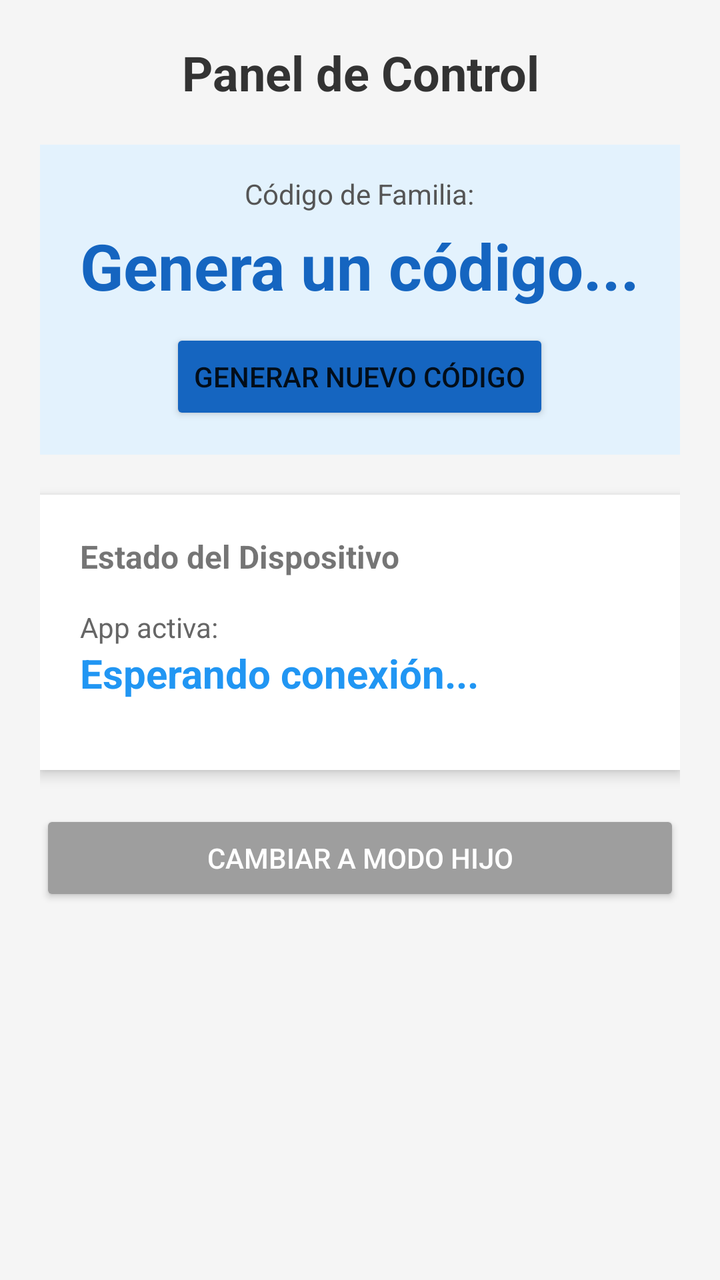
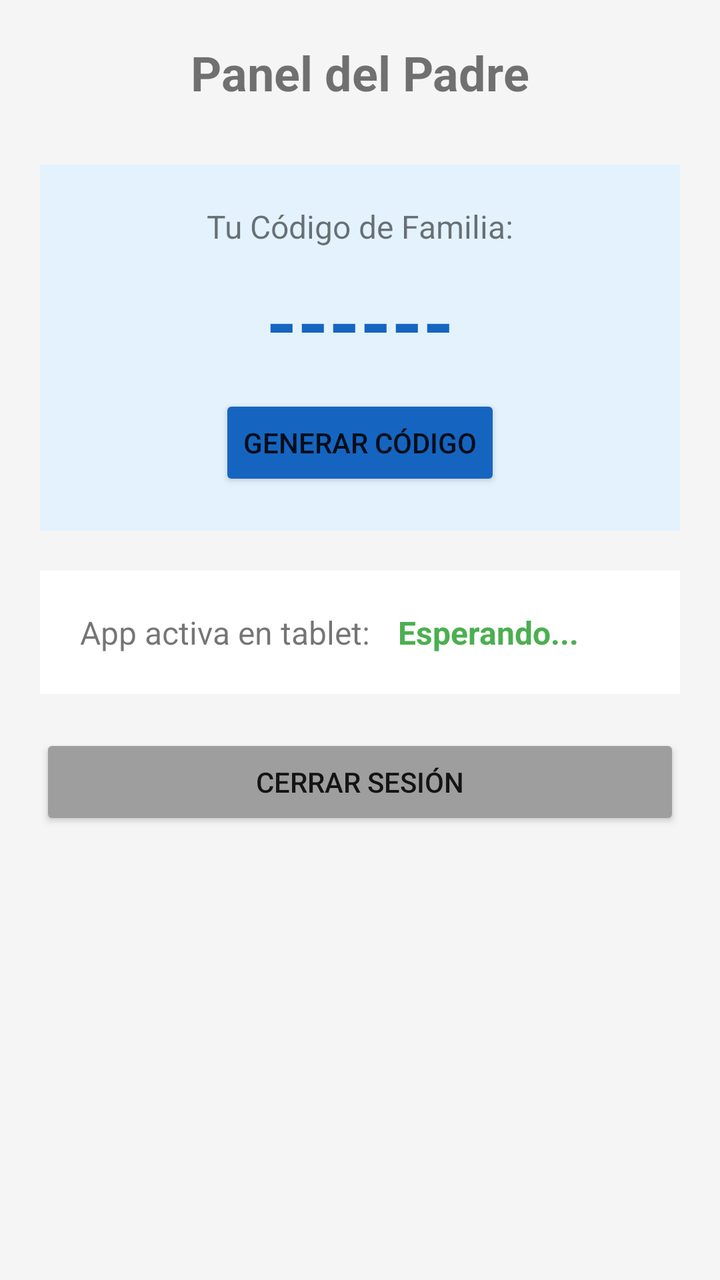

Compare the two renders of this Android layout. The source of the first and the diff that turns it into the second are given below.
<!-- AndroidManifest.xml: application theme AppTheme -->
<!-- res/layout/activity_padre.xml -->
<?xml version="1.0" encoding="utf-8"?>
<LinearLayout xmlns:android="http://schemas.android.com/apk/res/android"
    android:layout_width="match_parent"
    android:layout_height="match_parent"
    android:orientation="vertical"
    android:padding="20dp"
    android:background="#F5F5F5">

    <TextView
        android:layout_width="match_parent"
        android:layout_height="wrap_content"
        android:text="Panel de Control"
        android:textSize="24sp"
        android:textStyle="bold"
        android:textColor="#333333"
        android:gravity="center"
        android:layout_marginBottom="20dp" />

    
    <LinearLayout
        android:layout_width="match_parent"
        android:layout_height="wrap_content"
        android:orientation="vertical"
        android:background="#E3F2FD"
        android:padding="15dp"
        android:layout_marginBottom="20dp"
        android:gravity="center">

        <TextView
            android:layout_width="wrap_content"
            android:layout_height="wrap_content"
            android:text="Código de Familia:"
            android:textSize="14sp"
            android:textColor="#555" />

        <TextView
            android:id="@+id/tv_codigo_familia"
            android:layout_width="wrap_content"
            android:layout_height="wrap_content"
            android:text="Genera un código..."
            android:textSize="32sp"
            android:textStyle="bold"
            android:textColor="#1565C0"
            android:layout_marginTop="5dp" />

        <Button
            android:id="@+id/btn_generar_codigo"
            android:layout_width="wrap_content"
            android:layout_height="wrap_content"
            android:text="Generar Nuevo Código"
            android:layout_marginTop="10dp"
            android:backgroundTint="#1565C0" />
    </LinearLayout>

    
    <LinearLayout
        android:layout_width="match_parent"
        android:layout_height="wrap_content"
        android:orientation="vertical"
        android:background="#FFFFFF"
        android:padding="20dp"
        android:layout_marginBottom="20dp"
        android:elevation="4dp">

        <TextView
            android:layout_width="wrap_content"
            android:layout_height="wrap_content"
            android:text="Estado del Dispositivo"
            android:textSize="16sp"
            android:textStyle="bold"
            android:layout_marginBottom="15dp" />

        <TextView
            android:layout_width="wrap_content"
            android:layout_height="wrap_content"
            android:text="App activa:"
            android:textSize="14sp"
            android:textColor="#666666" />

        <TextView
            android:id="@+id/tv_app_activa"
            android:layout_width="wrap_content"
            android:layout_height="wrap_content"
            android:text="Esperando conexión..."
            android:textSize="20sp"
            android:textStyle="bold"
            android:textColor="#2196F3"
            android:layout_marginBottom="15dp" />
    </LinearLayout>

    <Button
        android:id="@+id/btn_cambiar_rol"
        android:layout_width="match_parent"
        android:layout_height="wrap_content"
        android:text="Cambiar a Modo Hijo"
        android:backgroundTint="#9E9E9E"
        android:textColor="#FFFFFF" />

</LinearLayout>
<!-- resources referenced by this layout -->
<resources>
  <style name="AppTheme" parent="android:Theme.Material.Light.NoActionBar">
          <item name="android:colorPrimary">#6200EE</item>
          <item name="android:colorPrimaryDark">#3700B3</item>
          <item name="android:colorAccent">#03DAC5</item>
      </style>
</resources>

<!-- the commit's change to res/layout/activity_padre.xml (unified diff, before → after) -->
@@ -4,96 +4,79 @@
     android:layout_height="match_parent"
     android:orientation="vertical"
     android:padding="20dp"
-    android:background="#F5F5F5">
+    android:background="#F5F5F5"
+    android:gravity="center_horizontal">
 
     <TextView
-        android:layout_width="match_parent"
+        android:layout_width="wrap_content"
         android:layout_height="wrap_content"
-        android:text="Panel de Control"
+        android:text="Panel del Padre"
         android:textSize="24sp"
         android:textStyle="bold"
-        android:textColor="#333333"
-        android:gravity="center"
-        android:layout_marginBottom="20dp" />
+        android:layout_marginBottom="30dp" />
 
-    
     <LinearLayout
         android:layout_width="match_parent"
         android:layout_height="wrap_content"
         android:orientation="vertical"
         android:background="#E3F2FD"
-        android:padding="15dp"
-        android:layout_marginBottom="20dp"
-        android:gravity="center">
+        android:padding="20dp"
+        android:gravity="center"
+        android:layout_marginBottom="20dp">
 
         <TextView
             android:layout_width="wrap_content"
             android:layout_height="wrap_content"
-            android:text="Código de Familia:"
-            android:textSize="14sp"
-            android:textColor="#555" />
+            android:text="Tu Código de Familia:"
+            android:textSize="16sp" />
 
         <TextView
-            android:id="@+id/tv_codigo_familia"
+            android:id="@+id/tv_codigo"
             android:layout_width="wrap_content"
             android:layout_height="wrap_content"
-            android:text="Genera un código..."
-            android:textSize="32sp"
+            android:text="------"
+            android:textSize="40sp"
             android:textStyle="bold"
             android:textColor="#1565C0"
-            android:layout_marginTop="5dp" />
+            android:layout_margin="10dp" />
 
         <Button
-            android:id="@+id/btn_generar_codigo"
+            android:id="@+id/btn_generar"
             android:layout_width="wrap_content"
             android:layout_height="wrap_content"
-            android:text="Generar Nuevo Código"
-            android:layout_marginTop="10dp"
+            android:text="Generar Código"
             android:backgroundTint="#1565C0" />
     </LinearLayout>
 
-    
     <LinearLayout
         android:layout_width="match_parent"
         android:layout_height="wrap_content"
-        android:orientation="vertical"
         android:background="#FFFFFF"
         android:padding="20dp"
-        android:layout_marginBottom="20dp"
-        android:elevation="4dp">
+        android:layout_marginBottom="20dp">
 
         <TextView
             android:layout_width="wrap_content"
             android:layout_height="wrap_content"
-            android:text="Estado del Dispositivo"
-            android:textSize="16sp"
-            android:textStyle="bold"
-            android:layout_marginBottom="15dp" />
-
-        <TextView
-            android:layout_width="wrap_content"
-            android:layout_height="wrap_content"
-            android:text="App activa:"
-            android:textSize="14sp"
-            android:textColor="#666666" />
+            android:text="App activa en tablet: "
+            android:textSize="16sp" />
 
         <TextView
             android:id="@+id/tv_app_activa"
             android:layout_width="wrap_content"
             android:layout_height="wrap_content"
-            android:text="Esperando conexión..."
-            android:textSize="20sp"
+            android:text="Esperando..."
+            android:textSize="16sp"
             android:textStyle="bold"
-            android:textColor="#2196F3"
-            android:layout_marginBottom="15dp" />
+            android:textColor="#4CAF50"
+            android:layout_marginLeft="10dp" />
     </LinearLayout>
 
     <Button
-        android:id="@+id/btn_cambiar_rol"
+        android:id="@+id/btn_salir"
         android:layout_width="match_parent"
         android:layout_height="wrap_content"
-        android:text="Cambiar a Modo Hijo"
-        android:backgroundTint="#9E9E9E"
-        android:textColor="#FFFFFF" />
+        android:text="Cerrar Sesión"
+        android:backgroundTint="#9E9E9E" />
 
 </LinearLayout>
